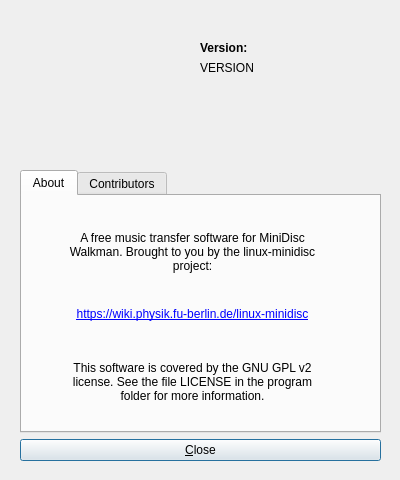
Above: qhimdtransfer/qhimdaboutdialog.ui from linux-minidisc/linux-minidisc before the change. Below: the same form after it.
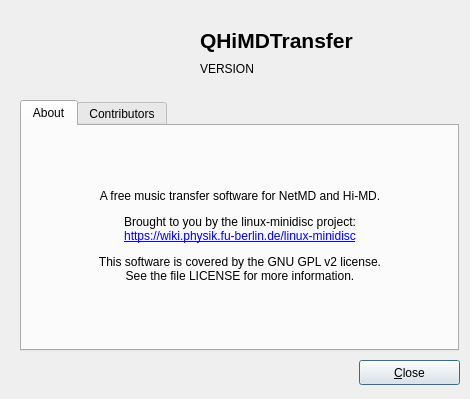
That is the form after the change. Icons and pictures are not drawn.

Commit message: QHiMDTransfer: Little bit of UI polishing

```diff
--- a/qhimdtransfer/qhimdaboutdialog.ui
+++ b/qhimdtransfer/qhimdaboutdialog.ui
@@ -9,26 +9,20 @@
    <rect>
     <x>0</x>
     <y>0</y>
-    <width>400</width>
-    <height>480</height>
+    <width>470</width>
+    <height>399</height>
    </rect>
   </property>
   <property name="sizePolicy">
-   <sizepolicy hsizetype="Maximum" vsizetype="Maximum">
+   <sizepolicy hsizetype="Fixed" vsizetype="Fixed">
     <horstretch>0</horstretch>
     <verstretch>0</verstretch>
    </sizepolicy>
   </property>
   <property name="minimumSize">
    <size>
-    <width>400</width>
-    <height>480</height>
-   </size>
-  </property>
-  <property name="maximumSize">
-   <size>
-    <width>400</width>
-    <height>480</height>
+    <width>0</width>
+    <height>0</height>
    </size>
   </property>
   <property name="windowTitle">
@@ -37,18 +31,64 @@
   <property name="modal">
    <bool>true</bool>
   </property>
-  <widget class="QWidget" name="verticalLayoutWidget">
+  <widget class="QLabel" name="ProgramLogo">
    <property name="geometry">
     <rect>
      <x>20</x>
-     <y>170</y>
-     <width>361</width>
-     <height>291</height>
+     <y>10</y>
+     <width>161</width>
+     <height>81</height>
     </rect>
    </property>
-   <layout class="QVBoxLayout" name="verticalLayout">
-    <item>
+   <property name="styleSheet">
+    <string notr="true">image: url(:/icons/qhimdtransfer.png);</string>
+   </property>
+   <property name="text">
+    <string notr="true"/>
+   </property>
+  </widget>
+  <widget class="QLabel" name="VersionLabel">
+   <property name="geometry">
+    <rect>
+     <x>200</x>
+     <y>20</y>
+     <width>181</width>
+     <height>41</height>
+    </rect>
+   </property>
+   <property name="font">
+    <font>
+     <pointsize>16</pointsize>
+     <weight>75</weight>
+     <bold>true</bold>
+    </font>
+   </property>
+   <property name="text">
+    <string>QHiMDTransfer</string>
+   </property>
+  </widget>
+  <widget class="QLabel" name="VersionString">
+   <property name="geometry">
+    <rect>
+     <x>200</x>
+     <y>58</y>
+     <width>181</width>
+     <height>21</height>
+    </rect>
+   </property>
+   <property name="text">
+    <string notr="true">VERSION</string>
+   </property>
+  </widget>
      <widget class="QTabWidget" name="AboutDialogTabs">
+   <property name="geometry">
+    <rect>
+     <x>20</x>
+     <y>100</y>
+     <width>439</width>
+     <height>251</height>
+    </rect>
+   </property>
       <property name="currentIndex">
        <number>0</number>
       </property>
@@ -60,52 +100,13 @@
         <property name="geometry">
          <rect>
           <x>0</x>
-          <y>110</y>
-          <width>341</width>
-          <height>16</height>
+       <y>10</y>
+       <width>436</width>
+       <height>201</height>
          </rect>
         </property>
         <property name="text">
-         <string notr="true">&lt;a href=&quot;https://wiki.physik.fu-berlin.de/linux-minidisc&quot;&gt;https://wiki.physik.fu-berlin.de/linux-minidisc&lt;/a&gt;</string>
-        </property>
-        <property name="alignment">
-         <set>Qt::AlignCenter</set>
-        </property>
-        <property name="openExternalLinks">
-         <bool>true</bool>
-        </property>
-       </widget>
-       <widget class="QLabel" name="AboutTextLower">
-        <property name="geometry">
-         <rect>
-          <x>0</x>
-          <y>20</y>
-          <width>341</width>
-          <height>71</height>
-         </rect>
-        </property>
-        <property name="text">
-         <string>A free music transfer software for MiniDisc
-Walkman. Brought to you by the linux-minidisc
-project:</string>
-        </property>
-        <property name="alignment">
-         <set>Qt::AlignCenter</set>
-        </property>
-       </widget>
-       <widget class="QLabel" name="AboutTextUpper">
-        <property name="geometry">
-         <rect>
-          <x>0</x>
-          <y>150</y>
-          <width>341</width>
-          <height>71</height>
-         </rect>
-        </property>
-        <property name="text">
-         <string>This software is covered by the GNU GPL v2
-license. See the file LICENSE in the program
-folder for more information.</string>
+      <string>&lt;html&gt;&lt;head/&gt;&lt;body&gt;&lt;p align=&quot;center&quot;&gt;A free music transfer software for NetMD and Hi-MD.&lt;/p&gt;&lt;p align=&quot;center&quot;&gt;Brought to you by the linux-minidisc project:&lt;br/&gt;&lt;a href=&quot;https://wiki.physik.fu-berlin.de/linux-minidisc&quot;&gt;&lt;span style=&quot; text-decoration: underline; color:#0000ff;&quot;&gt;https://wiki.physik.fu-berlin.de/linux-minidisc&lt;/span&gt;&lt;/a&gt;&lt;/p&gt;&lt;p align=&quot;center&quot;&gt;This software is covered by the GNU GPL v2 license.&lt;br/&gt;See the file LICENSE for more information.&lt;/p&gt;&lt;/body&gt;&lt;/html&gt;</string>
         </property>
         <property name="alignment">
          <set>Qt::AlignCenter</set>
@@ -171,64 +172,31 @@
        </widget>
       </widget>
      </widget>
-    </item>
-    <item>
      <widget class="QPushButton" name="CloseButton">
+   <property name="geometry">
+    <rect>
+     <x>359</x>
+     <y>360</y>
+     <width>101</width>
+     <height>25</height>
+    </rect>
+   </property>
+   <property name="sizePolicy">
+    <sizepolicy hsizetype="Maximum" vsizetype="Fixed">
+     <horstretch>0</horstretch>
+     <verstretch>0</verstretch>
+    </sizepolicy>
+   </property>
+   <property name="maximumSize">
+    <size>
+     <width>150</width>
+     <height>16777215</height>
+    </size>
+   </property>
       <property name="text">
        <string>&amp;Close</string>
       </property>
      </widget>
-    </item>
-   </layout>
-  </widget>
-  <widget class="QLabel" name="ProgramLogo">
-   <property name="geometry">
-    <rect>
-     <x>20</x>
-     <y>40</y>
-     <width>161</width>
-     <height>81</height>
-    </rect>
-   </property>
-   <property name="styleSheet">
-    <string notr="true">image: url(:/icons/qhimdtransfer.png);</string>
-   </property>
-   <property name="text">
-    <string notr="true"/>
-   </property>
-  </widget>
-  <widget class="QLabel" name="VersionLabel">
-   <property name="geometry">
-    <rect>
-     <x>200</x>
-     <y>40</y>
-     <width>181</width>
-     <height>16</height>
-    </rect>
-   </property>
-   <property name="font">
-    <font>
-     <weight>75</weight>
-     <bold>true</bold>
-    </font>
-   </property>
-   <property name="text">
-    <string>Version:</string>
-   </property>
-  </widget>
-  <widget class="QLabel" name="VersionString">
-   <property name="geometry">
-    <rect>
-     <x>200</x>
-     <y>60</y>
-     <width>181</width>
-     <height>16</height>
-    </rect>
-   </property>
-   <property name="text">
-    <string notr="true">VERSION</string>
-   </property>
-  </widget>
  </widget>
  <resources/>
  <connections>
```
Left out of the diff: 23 changed lines with no effect on the pictures. Lines whose indentation alone changed are shown as unchanged. The commit also changes 8 other files.
